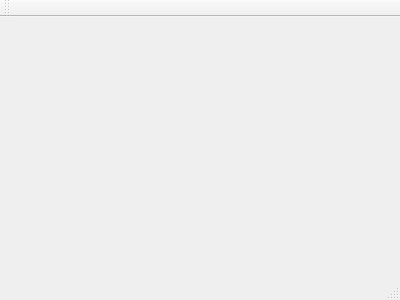
First picture: the form in SerialGUI/mainwindow.ui, repository kamfor/SerialReceiver, before the edit.
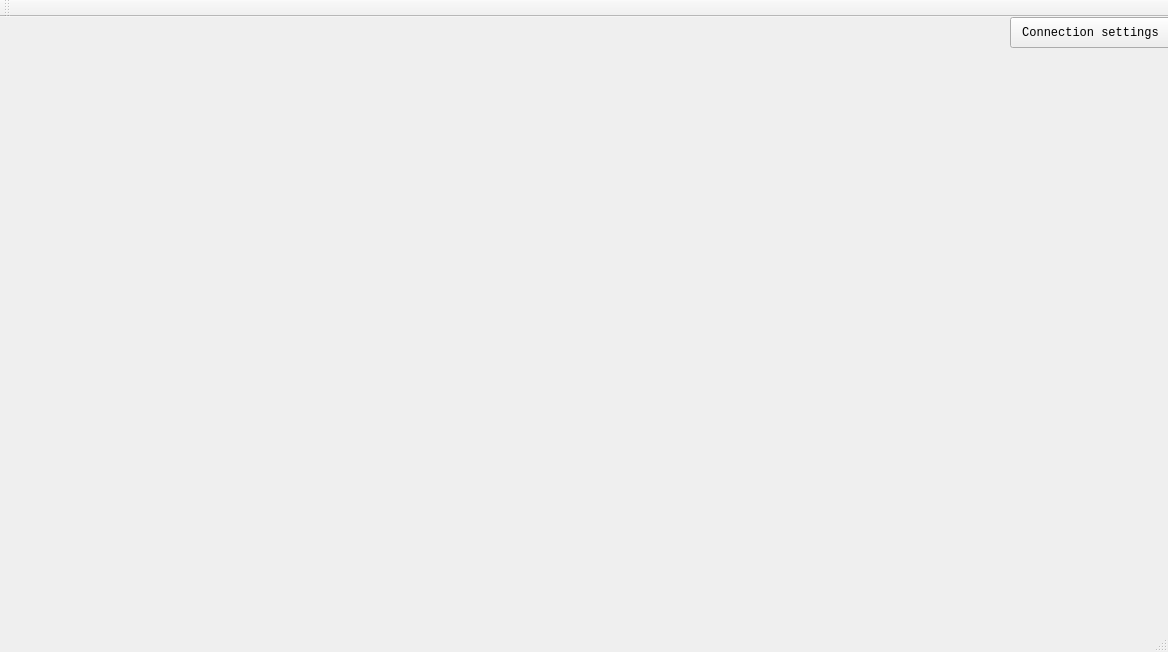
Second picture: the form after the edit.

The edit to the form file:
```diff
--- a/SerialGUI/mainwindow.ui
+++ b/SerialGUI/mainwindow.ui
@@ -1,24 +1,64 @@
 <ui version="4.0">
  <class>MainWindow</class>
- <widget class="QMainWindow" name="MainWindow" >
-  <property name="geometry" >
+ <widget class="QMainWindow" name="MainWindow">
+  <property name="geometry">
    <rect>
     <x>0</x>
     <y>0</y>
-    <width>400</width>
-    <height>300</height>
+    <width>1168</width>
+    <height>652</height>
    </rect>
   </property>
   <property name="windowTitle" >
    <string>MainWindow</string>
   </property>
-  <widget class="QMenuBar" name="menuBar" />
-  <widget class="QToolBar" name="mainToolBar" />
-  <widget class="QWidget" name="centralWidget" />
-  <widget class="QStatusBar" name="statusBar" />
+  <property name="dockNestingEnabled">
+   <bool>false</bool>
+  </property>
+  <widget class="QWidget" name="centralWidget">
+   <widget class="QToolButton" name="settButton">
+    <property name="geometry">
+     <rect>
+      <x>1010</x>
+      <y>0</y>
+      <width>161</width>
+      <height>31</height>
+     </rect>
+    </property>
+    <property name="font">
+     <font>
+      <family>Monospace</family>
+     </font>
+    </property>
+    <property name="mouseTracking">
+     <bool>true</bool>
+    </property>
+    <property name="text">
+     <string>Connection settings</string>
+    </property>
+   </widget>
+  </widget>
+  <widget class="QMenuBar" name="menuBar">
+   <property name="geometry">
+    <rect>
+     <x>0</x>
+     <y>0</y>
+     <width>1168</width>
+     <height>27</height>
+    </rect>
+   </property>
+  </widget>
+  <widget class="QToolBar" name="mainToolBar">
+   <attribute name="toolBarArea">
+    <enum>TopToolBarArea</enum>
+   </attribute>
+   <attribute name="toolBarBreak">
+    <bool>false</bool>
+   </attribute>
+  </widget>
+  <widget class="QStatusBar" name="statusBar"/>
  </widget>
- <layoutDefault spacing="6" margin="11" />
- <pixmapfunction></pixmapfunction>
+ <layoutdefault spacing="6" margin="11"/>
  <resources/>
  <connections/>
 </ui>
```
Left out of the diff: 6 changed lines with no effect on the pictures.
